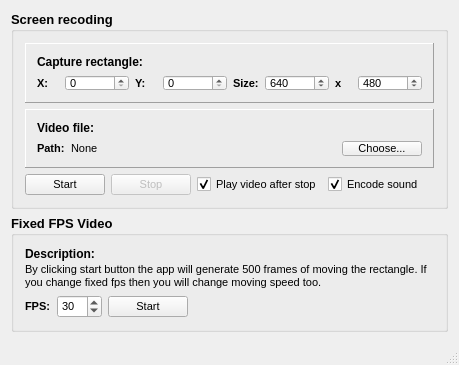
Above: examples/EncoderExample/mainwindow.ui from kibsoft/QtMEL before the change. Below: the same form after it.
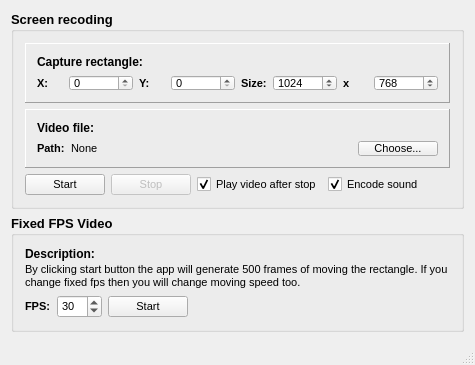
That is the form after the change.

```diff
--- a/examples/EncoderExample/mainwindow.ui
+++ b/examples/EncoderExample/mainwindow.ui
@@ -6,7 +6,7 @@
    <rect>
     <x>0</x>
     <y>0</y>
-    <width>459</width>
+    <width>475</width>
     <height>357</height>
    </rect>
   </property>
@@ -145,7 +145,7 @@
                  <number>999999999</number>
                 </property>
                 <property name="value">
-                 <number>640</number>
+                 <number>1024</number>
                 </property>
                </widget>
               </item>
@@ -177,7 +177,7 @@
                  <number>999999999</number>
                 </property>
                 <property name="value">
-                 <number>480</number>
+                 <number>768</number>
                 </property>
                </widget>
               </item>
```
